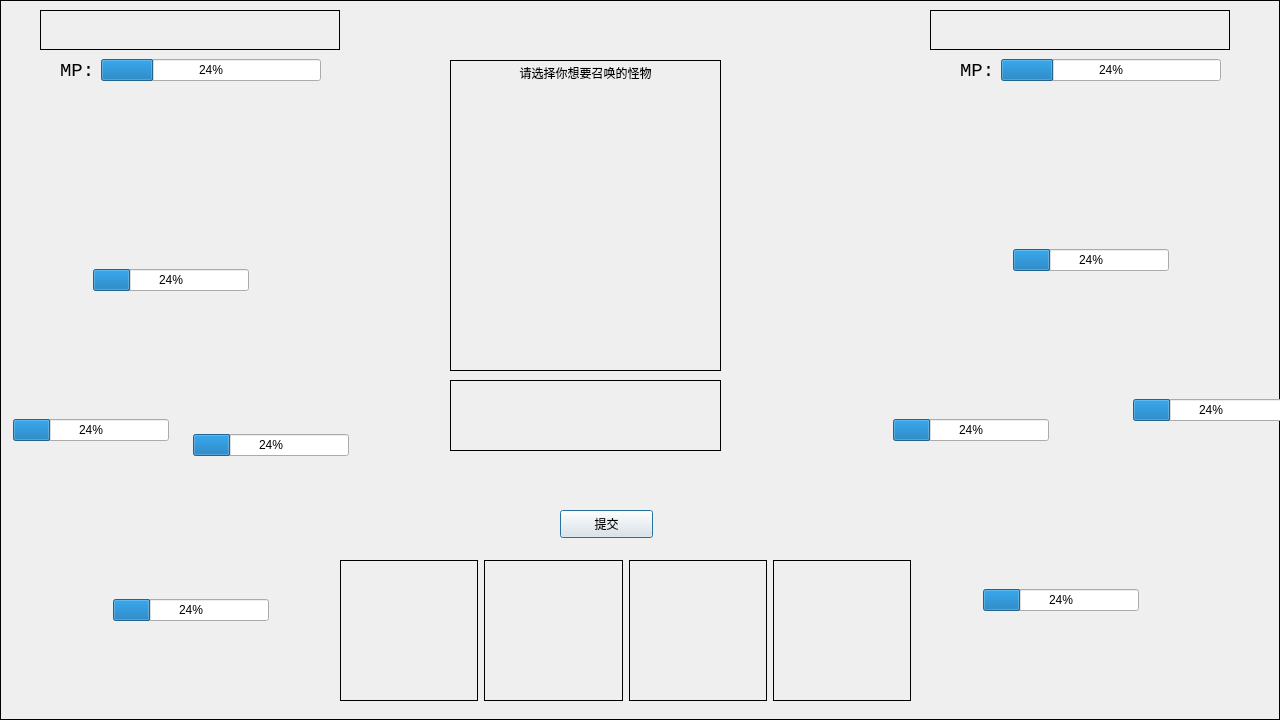
Before: the Qt Designer form game2/fightui.ui in guyuisland/cxsjsj, drawn with Qt 5.
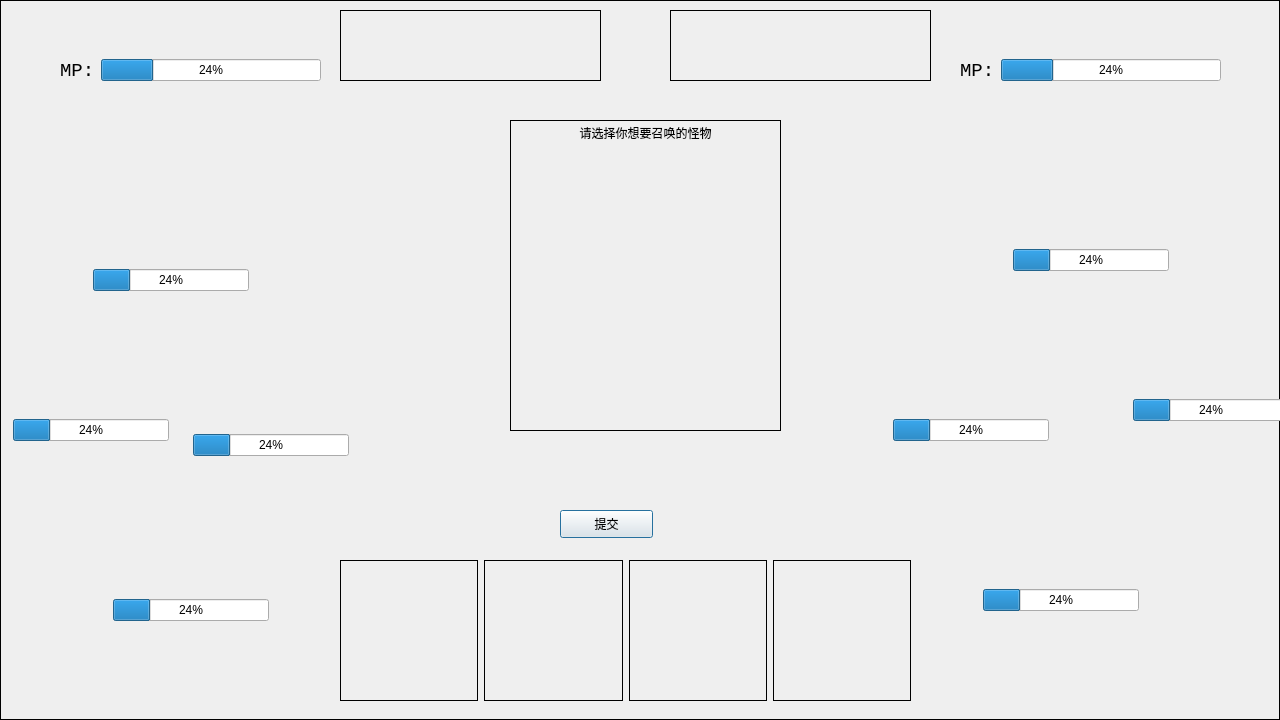
After: the same form once the commit is applied. Custom widgets are drawn as their Qt base class.

What changed in the file:
```diff
--- a/game2/fightui.ui
+++ b/game2/fightui.ui
@@ -214,8 +214,8 @@
   <widget class="QWidget" name="gridLayoutWidget">
    <property name="geometry">
     <rect>
-     <x>450</x>
-     <y>90</y>
+     <x>510</x>
+     <y>150</y>
      <width>271</width>
      <height>281</height>
     </rect>
@@ -254,8 +254,8 @@
   <widget class="QLabel" name="SummonLabel">
    <property name="geometry">
     <rect>
-     <x>450</x>
-     <y>60</y>
+     <x>510</x>
+     <y>120</y>
      <width>271</width>
      <height>311</height>
     </rect>
@@ -526,14 +526,14 @@
   <widget class="QLabel" name="me">
    <property name="geometry">
     <rect>
-     <x>40</x>
+     <x>70</x>
      <y>10</y>
-     <width>300</width>
+     <width>241</width>
      <height>40</height>
     </rect>
    </property>
    <property name="frameShape">
-    <enum>QFrame::Box</enum>
+    <enum>QFrame::NoFrame</enum>
    </property>
    <property name="text">
     <string/>
@@ -542,14 +542,14 @@
   <widget class="QLabel" name="enemy">
    <property name="geometry">
     <rect>
-     <x>930</x>
+     <x>970</x>
      <y>10</y>
-     <width>300</width>
+     <width>231</width>
      <height>40</height>
     </rect>
    </property>
    <property name="frameShape">
-    <enum>QFrame::Box</enum>
+    <enum>QFrame::NoFrame</enum>
    </property>
    <property name="text">
     <string/>
@@ -635,9 +635,25 @@
   <widget class="QLabel" name="message">
    <property name="geometry">
     <rect>
-     <x>450</x>
-     <y>380</y>
-     <width>271</width>
+     <x>340</x>
+     <y>10</y>
+     <width>261</width>
+     <height>71</height>
+    </rect>
+   </property>
+   <property name="frameShape">
+    <enum>QFrame::Box</enum>
+   </property>
+   <property name="text">
+    <string/>
+   </property>
+  </widget>
+  <widget class="QLabel" name="message_2">
+   <property name="geometry">
+    <rect>
+     <x>670</x>
+     <y>10</y>
+     <width>261</width>
      <height>71</height>
     </rect>
    </property>
```
Left out of the diff: 15 changed lines with no effect on the pictures.
